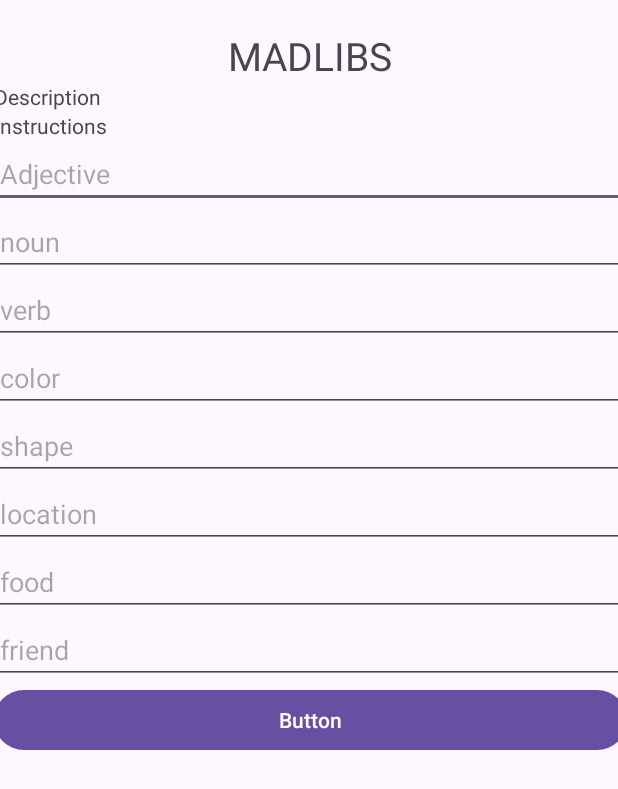
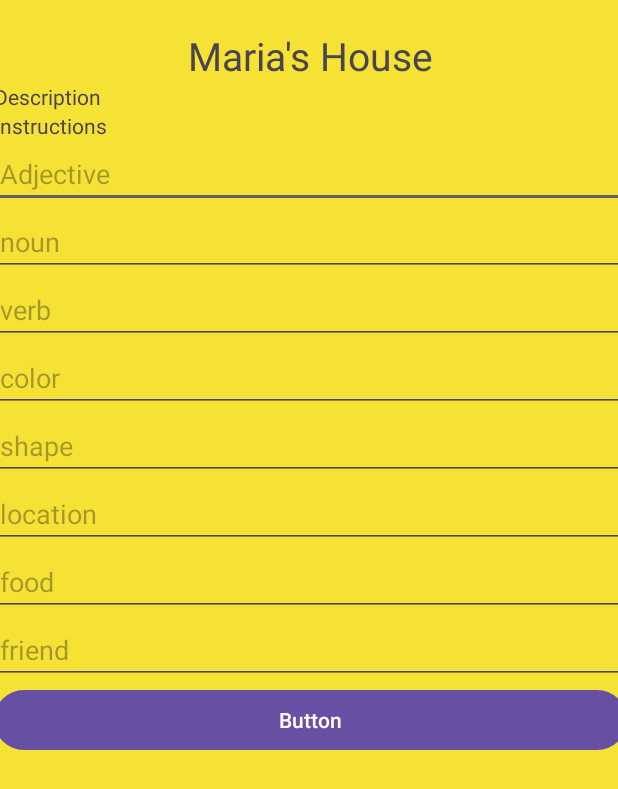
Before and after one commit to ryantburke/PolytechnicMadLibs, an Android app: the MadLibRafaelActivity screen opened directly, with no data from a screen before it, on a phone screen of 412 x 824 dp. Shown: the top 789 px of the screen. Run offline under Robolectric (Android 15) with nearby library versions, the phone set to English and light mode, and no system bars; Roboto replaces fonts that are not available here.

Commit message:
updated colors

```diff
--- a/app/src/main/res/layout/madlib_rafael.xml
+++ b/app/src/main/res/layout/madlib_rafael.xml
@@ -4,6 +4,7 @@
     xmlns:tools="http://schemas.android.com/tools"
     android:layout_width="match_parent"
     android:layout_height="match_parent"
+    android:background="#F6E234"
     tools:context=".MadLibRafaelActivity">
 
     <androidx.constraintlayout.widget.Guideline
@@ -34,7 +35,7 @@
             android:layout_width="match_parent"
             android:layout_height="wrap_content"
             android:gravity="center"
-            android:text="MADLIBS"
+            android:text="Maria's House"
             android:textSize="26sp" />
 
         <TextView
--- a/app/src/main/res/layout/madlib_rafael_display.xml
+++ b/app/src/main/res/layout/madlib_rafael_display.xml
@@ -4,6 +4,7 @@
     xmlns:tools="http://schemas.android.com/tools"
     android:layout_width="match_parent"
     android:layout_height="match_parent"
+    android:background="#DCC923"
     tools:context=".MadLibRafaelDisplayActivity">
 
     <androidx.constraintlayout.widget.Guideline
@@ -33,7 +34,7 @@
             android:id="@+id/tv_title"
             android:layout_width="match_parent"
             android:layout_height="wrap_content"
-            android:text="Madlibs"
+            android:text="Maria's House"
             android:textAlignment="center"
             android:textSize="24sp"/>
 
```
